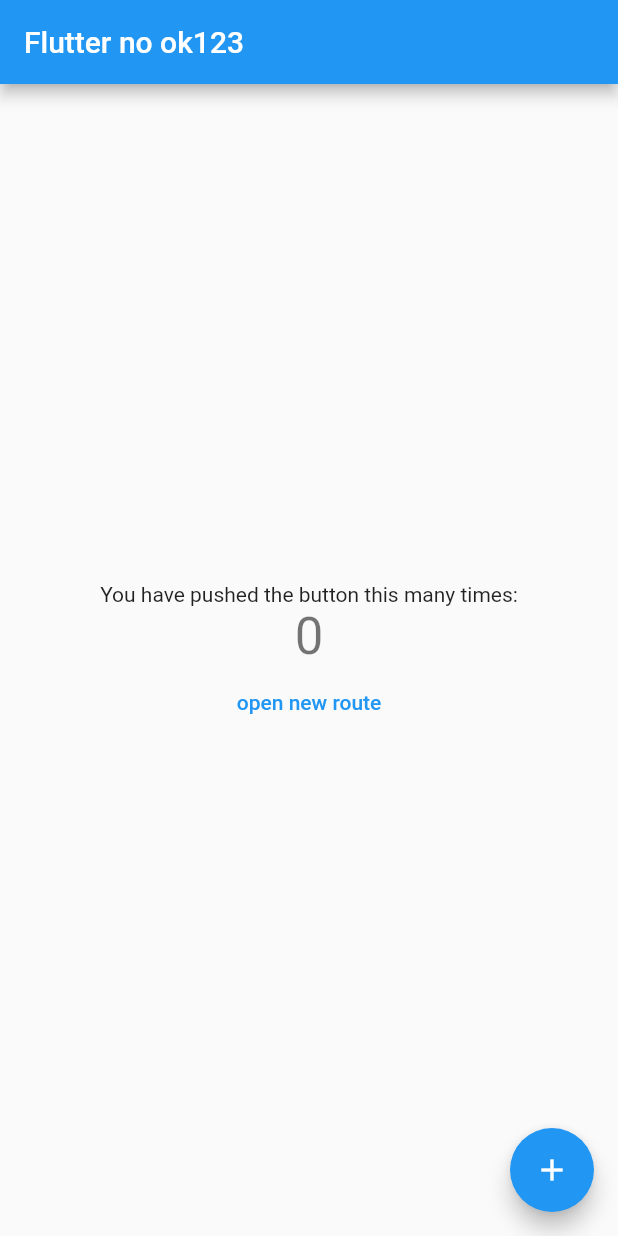
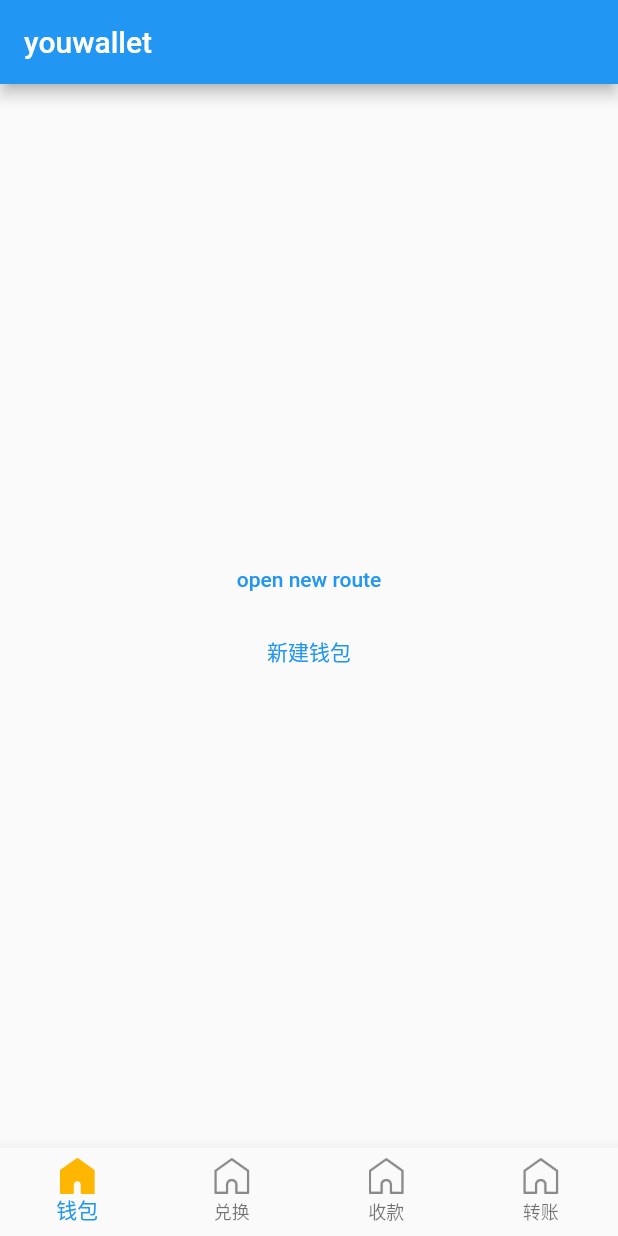
Before and after one commit to youwallet/wallet, a Flutter app: the screen it shows after launch, on a phone screen of 412 x 824 dp. Run offline on Flutter 3.47's test engine with Material 2 defaults, Android fonts, the phone set to English and light mode, and no system bars; our stand-ins replace local_auth.

Commit message:
for #16 四个tab导航栏初始化

```diff
--- a/flutter_app/lib/main.dart
+++ b/flutter_app/lib/main.dart
@@ -1,8 +1,14 @@
 import 'package:flutter/material.dart';
-import 'package:flutter_app/debug_page.dart'; // 官方组件库
+import 'package:flutter_app/debug_page.dart'; // 全局调试
+import 'package:flutter_app/wallet_guide.dart'; // 钱包引导页
 
+import 'package:flutter_app/tab_wallet.dart'; // 钱包引导页TabExchange
+import 'package:flutter_app/tab_exchange.dart'; // 钱包引导页
+import 'package:flutter_app/tab_receive.dart'; // 钱包引导页
+import 'package:flutter_app/tab_transfer.dart'; // 钱包引导页
+
+// 应用入口，所有的一起都是从这里开始发生的
 void main() => runApp(MyApp());
-
 class MyApp extends StatelessWidget {
   // This widget is the root of your application.
   @override
@@ -11,37 +17,21 @@ class MyApp extends StatelessWidget {
       // 应用名称
       title: 'Flutter Demo',
       theme: ThemeData(
-        // This is the theme of your application.
-        //
-        // Try running your application with "flutter run". You'll see the
-        // application has a blue toolbar. Then, without quitting the app, try
-        // changing the primarySwatch below to Colors.green and then invoke
-        // "hot reload" (press "r" in the console where you ran "flutter run",
-        // or simply save your changes to "hot reload" in a Flutter IDE).
-        // Notice that the counter didn't reset back to zero; the application
-        // is not restarted.
         primarySwatch: Colors.blue,
       ),
       //注册路由表
       routes:{
-        "debug_page": (context) => new DebugPage()
+        "debug_page": (context) => new DebugPage(),
+        "wallet_guide": (context) => new WalletGuide()
       },
-      home: MyHomePage(title: 'Flutter no ok123'),
+      home: MyHomePage(title: 'youwallet'),
     );
   }
 }
 
+// 首页，程序进来后的第一个页面
 class MyHomePage extends StatefulWidget {
   MyHomePage({Key key, this.title}) : super(key: key);
-
-  // This widget is the home page of your application. It is stateful, meaning
-  // that it has a State object (defined below) that contains fields that affect
-  // how it looks.
-
-  // This class is the configuration for the state. It holds the values (in this
-  // case the title) provided by the parent (in this case the App widget) and
-  // used by the build method of the State. Fields in a Widget subclass are
-  // always marked "final".
 
   final String title;
 
@@ -50,18 +40,64 @@ class MyHomePage extends StatefulWidget {
 }
 
 class _MyHomePageState extends State<MyHomePage> {
-  int _counter = 0;
+  int _tabIndex = 0;
+  var tabImages;
+  var appBarTitles = ['钱包', '兑换', '收款','转账'];
+  /*
+   * 存放4个页面，跟fragmentList一样
+   */
 
-  void _incrementCounter() {
-    print('++');
-    setState(() {
-      // This call to setState tells the Flutter framework that something has
-      // changed in this State, which causes it to rerun the build method below
-      // so that the display can reflect the updated values. If we changed
-      // _counter without calling setState(), then the build method would not be
-      // called again, and so nothing would appear to happen.
-      _counter++;
-    });
+  var _pageList;
+
+  /*
+   * 根据选择获得对应的normal或是press的icon
+   */
+  Image getTabIcon(int curIndex) {
+    if (curIndex == _tabIndex) {
+      return tabImages[curIndex][1];
+    }
+    return tabImages[curIndex][0];
+  }
+
+  /*
+   * 获取bottomTab的颜色和文字
+   */
+  Text getTabTitle(int curIndex) {
+    if (curIndex == _tabIndex) {
+      return new Text(appBarTitles[curIndex],
+          style: new TextStyle(fontSize: 14.0, color: const Color(0xff1296db)));
+    } else {
+      return new Text(appBarTitles[curIndex],
+          style: new TextStyle(fontSize: 14.0, color: const Color(0xff515151)));
+    }
+  }
+  /*
+   * 根据image路径获取图片
+   */
+  Image getTabImage(path) {
+    return new Image.asset(path, width: 24.0, height: 24.0);
+  }
+
+
+  void initData() {
+    /*
+     * 初始化选中和未选中的icon
+     */
+    tabImages = [
+      [getTabImage('assets/images/home.png'), getTabImage('assets/images/home-active.png')],
+      [getTabImage('assets/images/home.png'), getTabImage('assets/images/home-active.png')],
+      [getTabImage('assets/images/home.png'), getTabImage('assets/images/home-active.png')],
+      [getTabImage('assets/images/home.png'), getTabImage('assets/images/home-active.png')]
+    ];
+    /*
+     * 三个子界面
+     */
+    _pageList = [
+      new TabWallet(),
+      new TabExchange(),
+      new TabReceive(),
+      new TabTransfer()
+    ];
   }
 
   @override
@@ -72,39 +108,41 @@ class _MyHomePageState extends State<MyHomePage> {
     // The Flutter framework has been optimized to make rerunning build methods
     // fast, so that you can just rebuild anything that needs updating rather
     // than having to individually change instances of widgets.
+    initData();
     return Scaffold(
       appBar: AppBar(
         // Here we take the value from the MyHomePage object that was created by
         // the App.build method, and use it to set our appbar title.
         title: Text(widget.title),
       ),
+      bottomNavigationBar: new BottomNavigationBar(
+        items: <BottomNavigationBarItem>[
+          new BottomNavigationBarItem(
+              icon: getTabIcon(0), title: getTabTitle(0)),
+          new BottomNavigationBarItem(
+              icon: getTabIcon(1), title: getTabTitle(1)),
+          new BottomNavigationBarItem(
+              icon: getTabIcon(2), title: getTabTitle(2)),
+          new BottomNavigationBarItem(
+              icon: getTabIcon(3), title: getTabTitle(3)),
+        ],
+        type: BottomNavigationBarType.fixed,
+        //默认选中首页
+        currentIndex: _tabIndex,
+        iconSize: 24.0,
+        //点击事件
+        onTap: (index) {
+          setState(() {
+            _tabIndex = index;
+          });
+        },
+      ),
       body: Center(
         // Center is a layout widget. It takes a single child and positions it
         // in the middle of the parent.
         child: Column(
-          // Column is also layout widget. It takes a list of children and
-          // arranges them vertically. By default, it sizes itself to fit its
-          // children horizontally, and tries to be as tall as its parent.
-          //
-          // Invoke "debug painting" (press "p" in the console, choose the
-          // "Toggle Debug Paint" action from the Flutter Inspector in Android
-          // Studio, or the "Toggle Debug Paint" command in Visual Studio Code)
-          // to see the wireframe for each widget.
-          //
-          // Column has various properties to control how it sizes itself and
-          // how it positions its children. Here we use mainAxisAlignment to
-          // center the children vertically; the main axis here is the vertical
-          // axis because Columns are vertical (the cross axis would be
-          // horizontal).
           mainAxisAlignment: MainAxisAlignment.center,
           children: <Widget>[
-            Text(
-              'You have pushed the button this many times:',
-            ),
-            Text(
-              '$_counter',
-              style: Theme.of(context).textTheme.display1,
-            ),
             FlatButton(
               child: Text("open new route"),
               textColor: Colors.blue,
@@ -113,14 +151,23 @@ class _MyHomePageState extends State<MyHomePage> {
                 Navigator.pushNamed(context, "debug_page");
                 },
             ),
+            FlatButton(
+              child: Text("新建钱包"),
+              textColor: Colors.blue,
+              onPressed: () {
+                //导航到新路由
+                Navigator.pushNamed(context, "wallet_guide");
+              },
+            ),
           ],
         ),
-      ),
-      floatingActionButton: FloatingActionButton(
-        onPressed: _incrementCounter,
-        tooltip: 'Increment',
-        child: Icon(Icons.add),
       ), // This trailing comma makes auto-formatting nicer for build methods.
     );
   }
 }
+
+  @override
+  Widget build(BuildContext context) {
+    // TODO: implement build
+    return null;
+  }
--- a/flutter_app/pubspec.yaml
+++ b/flutter_app/pubspec.yaml
@@ -46,6 +46,10 @@ flutter:
   # assets:
   #  - images/a_dot_burr.jpeg
   #  - images/a_dot_ham.jpeg
+  assets:
+    - assets/images/logo.png
+    - assets/images/home.png
+    - assets/images/home-active.png
 
   # An image asset can refer to one or more resolution-specific "variants", see
   # https://flutter.dev/assets-and-images/#resolution-aware.
```
Also changed, not shown: flutter_app/lib/tab_exchange.dart (added, +43 -0 lines), flutter_app/lib/tab_receive.dart (added, +43 -0 lines), flutter_app/lib/tab_transfer.dart (added, +43 -0 lines), flutter_app/lib/tab_wallet.dart (added, +43 -0 lines), flutter_app/lib/wallet_guide.dart (added, +61 -0 lines), flutter_app/assets/images/home-active.png (added), flutter_app/assets/images/home.png (added), flutter_app/assets/images/logo.png (added), 4 other files.
